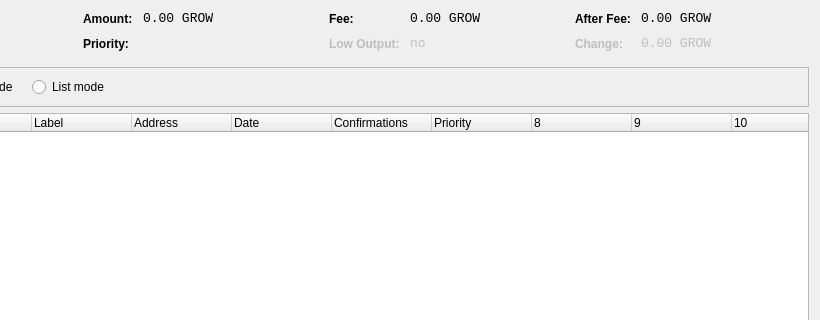
Old version of the form src/qt/forms/coincontroldialog.ui in the repository SoonCoin/Corgicoinnew; both pictures show x 180 to 1000 and y 0 to 320 of the 1000 by 500 pixel window.
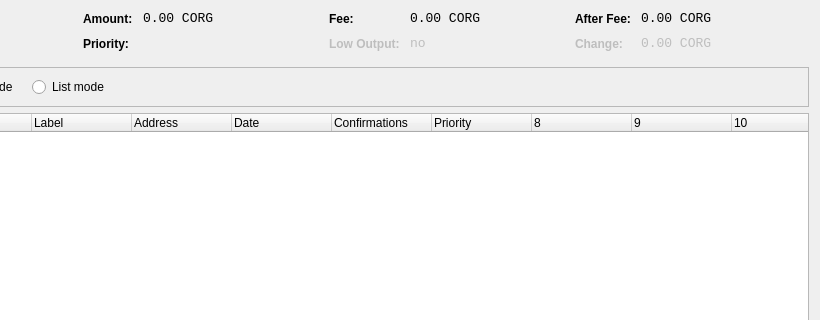
New version of the form. Custom widgets are drawn as their Qt base class.

Commit message: renamed old template name file to new

The edit to the form file:
```diff
--- a/src/qt/forms/coincontroldialog.ui
+++ b/src/qt/forms/coincontroldialog.ui
@@ -141,7 +141,7 @@
           <enum>Qt::ActionsContextMenu</enum>
          </property>
          <property name="text">
-          <string notr="true">0.00 GROW</string>
+          <string notr="true">0.00 CORG</string>
          </property>
          <property name="textInteractionFlags">
           <set>Qt::LinksAccessibleByMouse|Qt::TextSelectableByKeyboard|Qt::TextSelectableByMouse</set>
@@ -221,7 +221,7 @@
           <enum>Qt::ActionsContextMenu</enum>
          </property>
          <property name="text">
-          <string notr="true">0.00 GROW</string>
+          <string notr="true">0.00 CORG</string>
          </property>
          <property name="textInteractionFlags">
           <set>Qt::LinksAccessibleByMouse|Qt::TextSelectableByKeyboard|Qt::TextSelectableByMouse</set>
@@ -307,7 +307,7 @@
           <enum>Qt::ActionsContextMenu</enum>
          </property>
          <property name="text">
-          <string notr="true">0.00 GROW</string>
+          <string notr="true">0.00 CORG</string>
          </property>
          <property name="textInteractionFlags">
           <set>Qt::LinksAccessibleByMouse|Qt::TextSelectableByKeyboard|Qt::TextSelectableByMouse</set>
@@ -345,7 +345,7 @@
           <enum>Qt::ActionsContextMenu</enum>
          </property>
          <property name="text">
-          <string notr="true">0.00 GROW</string>
+          <string notr="true">0.00 CORG</string>
          </property>
          <property name="textInteractionFlags">
           <set>Qt::LinksAccessibleByMouse|Qt::TextSelectableByKeyboard|Qt::TextSelectableByMouse</set>
```
